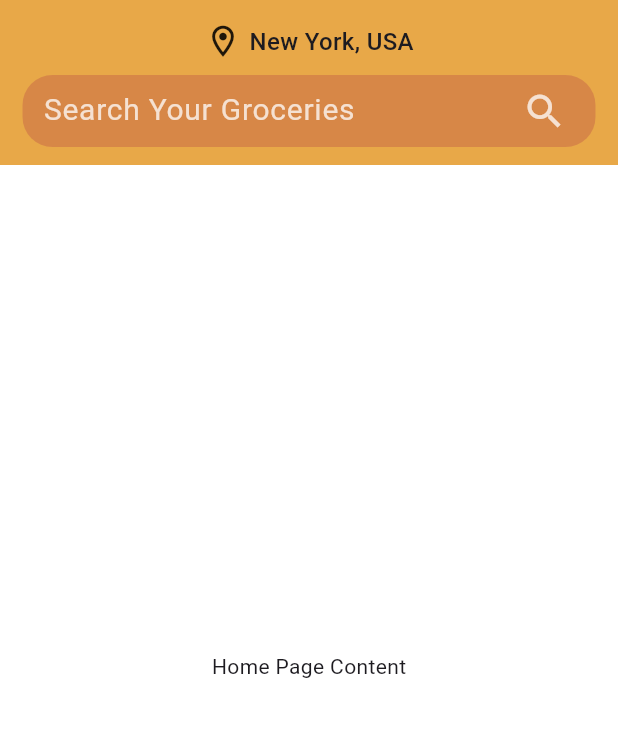
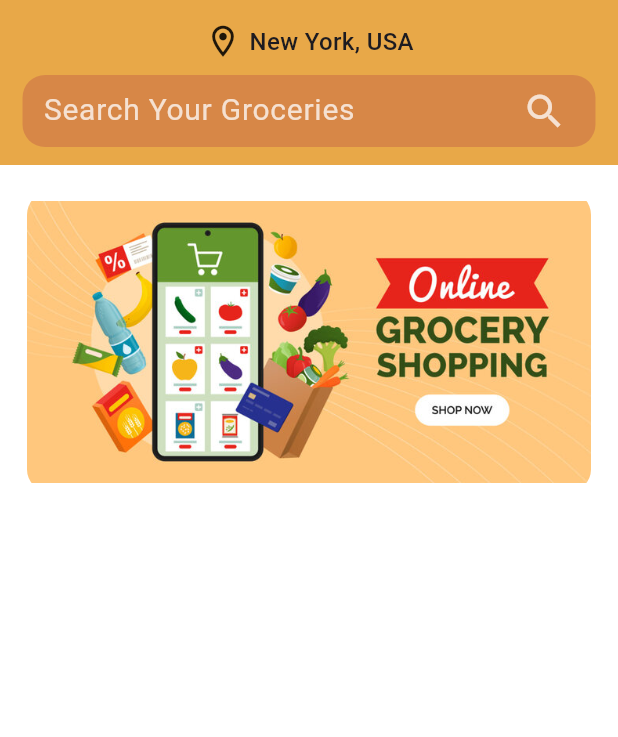
Before and after one commit to satyam044/Fresh-Market-App, a Flutter app: the HomePage screen opened directly, on a phone screen of 412 x 824 dp, the part 69-806 px from its top. Run offline on Flutter 3.47's test engine with Material 3 defaults, Android fonts, the light colour scheme and no system bars.

Commit message:
Banner Added

```diff
--- a/lib/pages/home_page.dart
+++ b/lib/pages/home_page.dart
@@ -1,5 +1,6 @@
 import 'package:flutter/material.dart';
 import 'package:fresh_market_app/widgets/app_bar_widget.dart';
+import 'package:fresh_market_app/widgets/banner_widget.dart';
 
 class HomePage extends StatelessWidget {
   const HomePage({super.key});
@@ -12,7 +13,12 @@ class HomePage extends StatelessWidget {
         preferredSize: Size.fromHeight(kToolbarHeight + 100),
         child: AppBarWidget(),
       ),
-      body: const Center(child: Text("Home Page Content")),
+      body: Container(
+        child: Padding(
+          padding: const EdgeInsets.all(18.0),
+          child: BannerWidget(),
+        ),
+      ),
     );
   }
 }
--- a/lib/widgets/app_bar_widget.dart
+++ b/lib/widgets/app_bar_widget.dart
@@ -53,7 +53,7 @@ class AppBarWidget extends StatelessWidget implements PreferredSizeWidget {
                     alignment: Alignment.center,
                     decoration: BoxDecoration(
                       color: Color.fromARGB(133, 200, 105, 71),
-                      borderRadius: BorderRadius.circular(20),
+                      borderRadius: BorderRadius.circular(15),
                     ),
                     child: TextField(
                       decoration: InputDecoration(
--- /dev/null
+++ b/lib/widgets/banner_widget.dart
@@ -0,0 +1,16 @@
+import 'package:flutter/material.dart';
+
+class BannerWidget extends StatelessWidget {
+  const BannerWidget({super.key});
+
+  @override
+  Widget build(BuildContext context) {
+    return Container(
+      height: 200,
+      child: ClipRRect(
+        child: Image.asset('assets/images/banner.jpg'),
+        borderRadius: BorderRadiusGeometry.all(Radius.circular(15)),
+      ),
+    );
+  }
+}
```
Also changed, not shown: assets/images/banner.jpg (added), assets/images/banner.webp (added).
